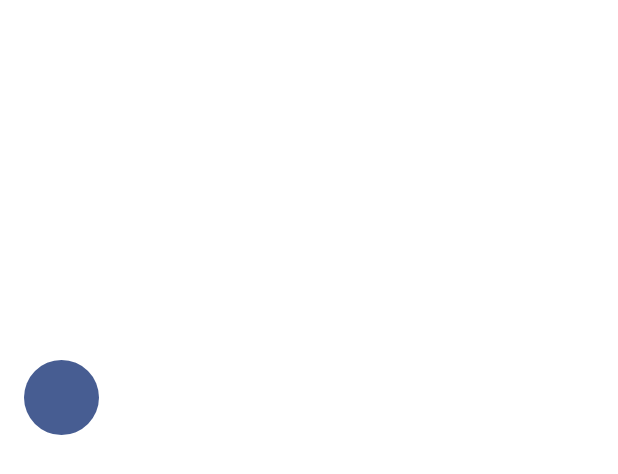
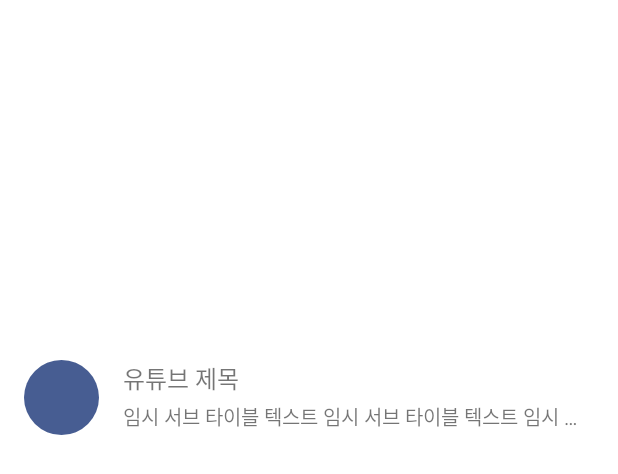
Before and after one commit to moonggae/fastcampus-part4-youtube, an Android app: the layout item_video.xml on its own in the app's theme, with its tools: preview values and no code run, on a phone screen of 412 x 824 dp. Shown: the top 474 px of the screen. Run offline under Robolectric (Android 15) with nearby library versions, the phone set to English and light mode, and no system bars.

Commit message:
video recycler adapter complete

```diff
--- a/app/build.gradle
+++ b/app/build.gradle
@@ -44,6 +44,11 @@ dependencies {
     androidTestImplementation 'androidx.test.ext:junit:1.1.3'
     androidTestImplementation 'androidx.test.espresso:espresso-core:3.4.0'
 
+
+    // retrofit
     implementation 'com.squareup.retrofit2:retrofit:2.9.0'
     implementation 'com.squareup.retrofit2:converter-gson:2.9.0'
+
+    // glide
+    implementation 'com.github.bumptech.glide:glide:4.13.1'
 }
--- a/app/src/main/res/layout/item_video.xml
+++ b/app/src/main/res/layout/item_video.xml
@@ -1,6 +1,7 @@
 <?xml version="1.0" encoding="utf-8"?>
 <androidx.constraintlayout.widget.ConstraintLayout xmlns:android="http://schemas.android.com/apk/res/android"
     xmlns:app="http://schemas.android.com/apk/res-auto"
+    xmlns:tools="http://schemas.android.com/tools"
     android:layout_width="match_parent"
     android:layout_height="wrap_content">
 
@@ -20,15 +21,21 @@
         android:layout_marginHorizontal="16dp"
         android:ellipsize="end"
         android:lines="1"
+        android:textSize="16sp"
         app:layout_constraintEnd_toEndOf="parent"
         app:layout_constraintStart_toEndOf="@id/logoImageView"
-        app:layout_constraintTop_toTopOf="@id/logoImageView" />
+        app:layout_constraintTop_toTopOf="@id/logoImageView"
+        tools:text="유튜브 제목" />
 
     <TextView
         android:id="@+id/subTitleTextView"
         android:layout_width="0dp"
         android:layout_height="wrap_content"
-        android:layout_marginTop="10dp"
+        android:layout_marginTop="4dp"
+        android:ellipsize="end"
+        tools:text="임시 서브 타이블 텍스트 임시 서브 타이블 텍스트 임시 서브 타이블 텍스트 임시 서브 타이블 텍스트"
+        android:maxLines="1"
+        android:textSize="13sp"
         app:layout_constraintEnd_toEndOf="@id/titleTextView"
         app:layout_constraintStart_toStartOf="@id/titleTextView"
         app:layout_constraintTop_toBottomOf="@id/titleTextView" />
```
Also changed, not shown: app/src/main/java/fastcampus/aop/part3/aop_part4_chapter01/MainActivity.kt (+16 -2 lines), app/src/main/java/fastcampus/aop/part3/aop_part4_chapter01/adapter/VideoAdapter.kt (+21 -4 lines).
